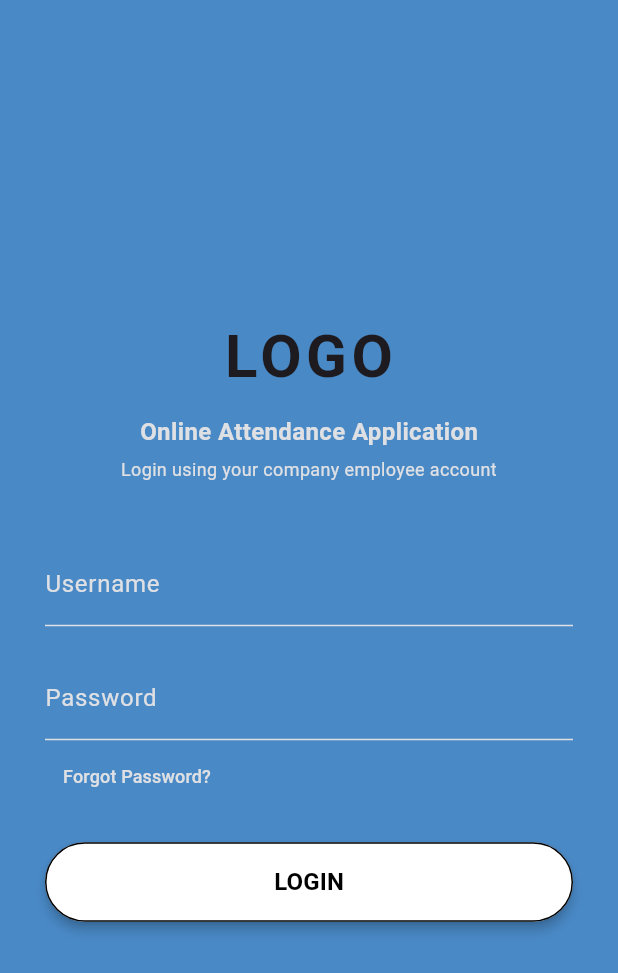
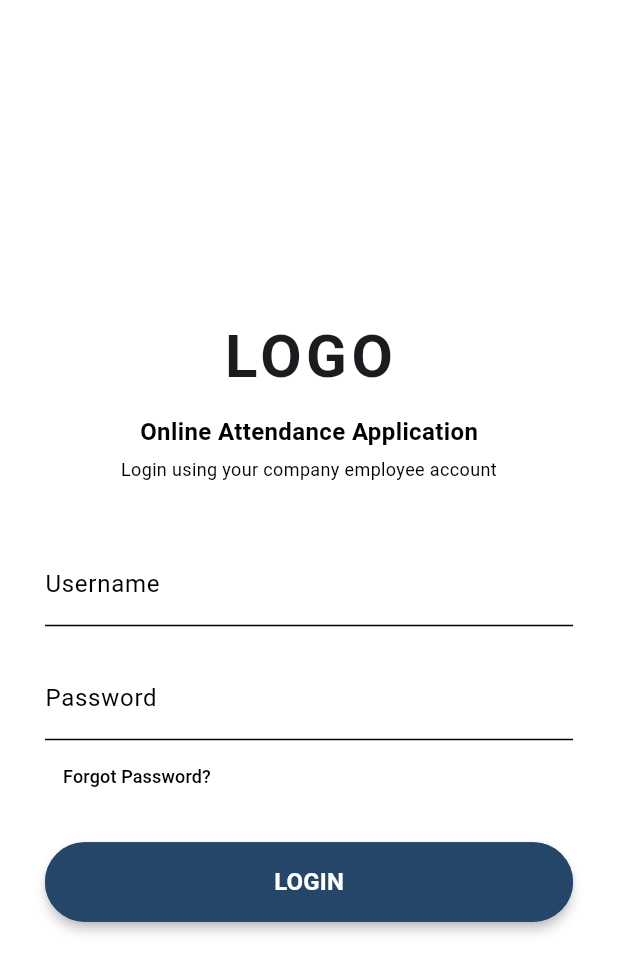
Before and after one commit to dwimahfidahariani/frontendabsensiarunika, a Flutter app: the screen it shows after launch, on a phone screen of 412 x 824 dp. Shown: the top 973 px of the screen. Run offline on Flutter 3.47's test engine with Material 3 defaults, Android fonts, the phone set to English and light mode, and no system bars; our stand-ins replace geocoding, geolocator.

Commit message:
ubah warna

```diff
--- a/lib/pages/dashboard_page.dart
+++ b/lib/pages/dashboard_page.dart
@@ -9,13 +9,13 @@ class DashboardPage extends StatelessWidget {
   @override
   Widget build(BuildContext context) {
     return Scaffold(
-      backgroundColor: const Color(0xFFA1BAD2),
+      backgroundColor: const Color(0xFF254669),
       appBar: AppBar(
         title: const Text(
           "Dashboard",
           style: TextStyle(color: Colors.white),
         ),
-        backgroundColor: const Color(0xFFA1BAD2),
+        backgroundColor: const Color(0xFF254669),
         elevation: 0,
         iconTheme: const IconThemeData(color: Colors.white),
       ),
@@ -72,7 +72,7 @@ class DashboardPage extends StatelessWidget {
             mainAxisSize: MainAxisSize.min,
             children: [
               Flexible(
-                child: Icon(icon, size: 40, color: Colors.blue),
+                child: Icon(icon, size: 40, color: Color(0xFF4989C6)),
               ),
               const SizedBox(height: 8),
               Text(
--- a/lib/pages/login_page.dart
+++ b/lib/pages/login_page.dart
@@ -31,7 +31,7 @@ class LoginPageState extends State<LoginPage> {
   @override
   Widget build(BuildContext context) {
     return Scaffold(
-      backgroundColor: const Color(0xFF4989C6),
+      backgroundColor: Colors.white,
       body: Center(
         child: SingleChildScrollView(
           child: Padding(
@@ -55,7 +55,7 @@ class LoginPageState extends State<LoginPage> {
                   style: TextStyle(
                     fontSize: 16,
                     fontWeight: FontWeight.bold,
-                    color: Color(0xFFDEE0E4),
+                    color: Colors.black,
                   ),
                 ),
                 const SizedBox(height: 5),
@@ -64,7 +64,7 @@ class LoginPageState extends State<LoginPage> {
                   "Login using your company employee account",
                   style: TextStyle(
                     fontSize: 12,
-                    color: Color(0xFFDEE0E4),
+                    color: Colors.black,
                   ),
                   textAlign: TextAlign.center,
                 ),
@@ -74,12 +74,12 @@ class LoginPageState extends State<LoginPage> {
                   controller: _usernameController,
                   decoration: const InputDecoration(
                     labelText: "Username",
-                    labelStyle: TextStyle(color: Color(0xFFDEE0E4)),
+                    labelStyle: TextStyle(color: Colors.black),
                     focusedBorder: UnderlineInputBorder(
-                      borderSide: BorderSide(color: Color(0xFFDEE0E4)),
+                      borderSide: BorderSide(color: Colors.black),
                     ),
                     enabledBorder: UnderlineInputBorder(
-                      borderSide: BorderSide(color: Color(0xFFDEE0E4)),
+                      borderSide: BorderSide(color: Colors.black),
                     ),
                   ),
                 ),
@@ -90,12 +90,12 @@ class LoginPageState extends State<LoginPage> {
                   obscureText: true,
                   decoration: const InputDecoration(
                     labelText: "Password",
-                    labelStyle: TextStyle(color: Color(0xFFDEE0E4)),
+                    labelStyle: TextStyle(color: Colors.black),
                     focusedBorder: UnderlineInputBorder(
-                      borderSide: BorderSide(color: Color(0xFFDEE0E4)),
+                      borderSide: BorderSide(color: Colors.black),
                     ),
                     enabledBorder: UnderlineInputBorder(
-                      borderSide: BorderSide(color: Color(0xFFDEE0E4)),
+                      borderSide: BorderSide(color: Colors.black),
                     ),
                   ),
                 ),
@@ -106,7 +106,7 @@ class LoginPageState extends State<LoginPage> {
                     onPressed: () {},
                     child: const Text(
                       "Forgot Password?",
-                      style: TextStyle(fontSize: 12, color: Color(0xFFDEE0E4)),
+                      style: TextStyle(fontSize: 12, color: Colors.black),
                     ),
                   ),
                 ),
@@ -118,8 +118,8 @@ class LoginPageState extends State<LoginPage> {
                   child: ElevatedButton(
                     onPressed: _login,
                     style: ElevatedButton.styleFrom(
-                      backgroundColor: Colors.white,
-                      side: const BorderSide(color: Colors.black),
+                      backgroundColor: Color(0xFF254669),
+                      side: const BorderSide(color: Color(0xFF254669)),
                       elevation: 3,
                       padding: const EdgeInsets.symmetric(vertical: 15),
                     ),
@@ -128,7 +128,7 @@ class LoginPageState extends State<LoginPage> {
                       style: TextStyle(
                         fontSize: 16,
                         fontWeight: FontWeight.bold,
-                        color: Colors.black,
+                        color: Colors.white,
                       ),
                     ),
                   ),
```
Also changed, not shown: lib/pages/checkin_page.dart (+24 -11 lines), lib/pages/checkout_page.dart (+18 -8 lines), lib/pages/leave_page.dart (+22 -8 lines), 1 other file.
